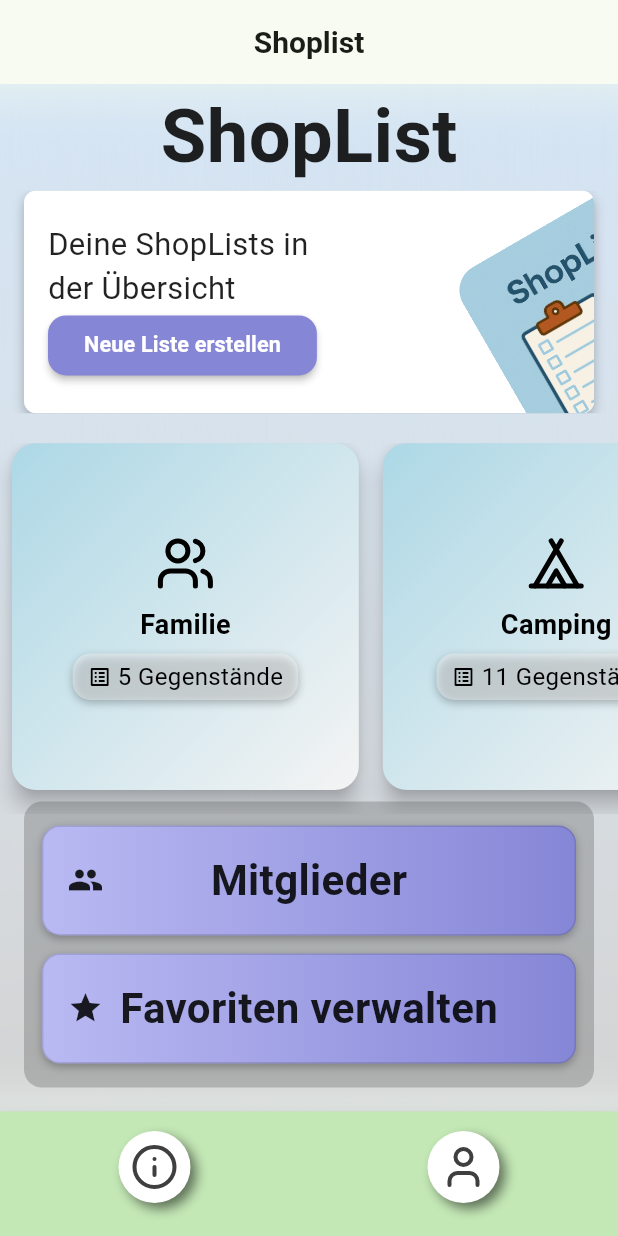
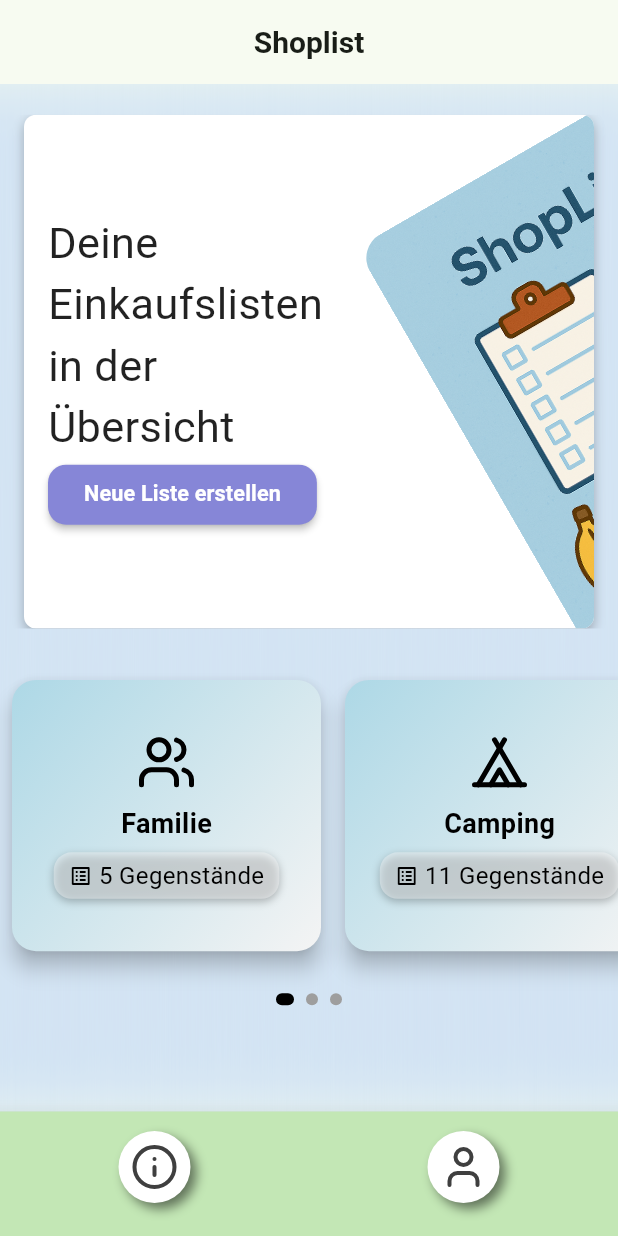
Before and after one commit to DanielTrompetter/shoplist, a Flutter app: the screen it shows after launch, on a phone screen of 412 x 824 dp. Run offline on Flutter 3.47's test engine with Material 3 defaults, Android fonts, the phone set to English and light mode, and no system bars; our stand-ins replace device_preview, google_fonts, hive_flutter, lucide_icons; accounts and stored records are empty; Roboto replaces fonts that are missing (Belanosima, Inria Sans).

Commit message:
fixed a lot of layout issues on small device

```diff
--- a/lib/Screens/homescreen.dart
+++ b/lib/Screens/homescreen.dart
@@ -47,8 +47,6 @@ class _HomeScreenState extends State<HomeScreen> {
 
   @override
   Widget build(BuildContext context) {
-    final screenWidth = MediaQuery.of(context).size.width;
-
     return Scaffold(
       backgroundColor: const Color(0xFFE6F4EA),
       appBar: AppBar(
@@ -61,63 +59,33 @@ class _HomeScreenState extends State<HomeScreen> {
             child: Image.asset('assets/Neutral.png', fit: BoxFit.cover),
           ),
           Positioned.fill(
-            child: Container(
-              decoration: const BoxDecoration(
-                gradient: LinearGradient(
-                  begin: Alignment.topCenter,
-                  end: Alignment.bottomCenter,
-                  colors: [
-                    Color(0x03D9D9D9), // 1% Alpha
-                    Color(0xFFC2C2C2), // 100% Alpha
-                  ],
-                ),
-              ),
-            ),
-          ),
-          Positioned.fill(
             child: BackdropFilter(
               filter: ImageFilter.blur(sigmaX: 0.0, sigmaY: 20.0),
               child: Container(color: Colors.white.withAlpha(70)),
             ),
           ),
-          SafeArea(
-            child: Column(
-              children: [
-                // const SizedBox(height: 12),
-                Text(
-                  'ShopList',
-                  style: GoogleFonts.inriaSans(
-                    fontSize: screenWidth * 0.12,
-                    fontWeight: FontWeight.bold,
-                    color: Colors.black87,
-                  ),
-                ),
-                // SizedBox(height: screenWidth*0.1),
+          LayoutBuilder(
+            builder: (context, constraints) {
+              final width = constraints.maxWidth;
+              final height = constraints.maxHeight;
 
-                Flexible(flex: 2, child: CenterRect(screenWidth: screenWidth)),
-                SizedBox(height: 20),
-
-                Flexible(
-                  flex: 3,
-                  child: Padding(
-                    padding: const EdgeInsets.only(bottom: 12),
-                    child: OverflowBox(
-                      maxHeight: screenWidth*0.6,
-                      alignment: Alignment.topCenter,
+              return SafeArea(
+                child: Column(
+                  children: [
+                    SizedBox(height: height*0.03),
+                    SizedBox(
+                      height: height * 0.5,
+                      child: CenterRect(screenWidth: width),
+                    ),
+                    SizedBox(height: height*0.05),
+                    SizedBox(
+                      height: height * 0.4,
                       child: ShopListCaroussel(shopLists: shopListButtons),
                     ),
-                  ),
+                  ],
                 ),
-                // die beiden großen Buttons unten!
-                Expanded(
-                  flex: 3,
-                  child: Padding(
-                    padding: const EdgeInsets.all(16),
-                    child: const Buttonbox(),
-                  ),
-                ),
-              ],
-            ),
+              );
+            },
           ),
         ],
       ),
--- a/lib/widgets/HomeScreen/buttonbox.dart
+++ b/lib/widgets/HomeScreen/buttonbox.dart
@@ -1,4 +1,6 @@
 import 'package:flutter/material.dart';
+import 'package:shoplist/Screens/newlistscreen.dart';
+import 'package:shoplist/widgets/NewListItem/newlistdialog.dart';
 import 'package:shoplist/widgets/bigbutton.dart';
 
 class Buttonbox extends StatelessWidget {
@@ -13,20 +15,31 @@ class Buttonbox extends StatelessWidget {
         borderRadius: BorderRadius.circular(12),
       ),
       child: Padding(
-        padding: const EdgeInsets.symmetric(horizontal: 12, vertical: 16),
+        padding: const EdgeInsets.symmetric(horizontal: 8, vertical: 8),
         child: Column(
           children: [
             Expanded(
               child: BigButton(
-                icon: Icons.group,
-                label: 'Mitglieder',
-              ),
-            ),
-            const SizedBox(height: 12),
-            Expanded(
-              child: BigButton(
-                icon: Icons.star,
-                label: 'Favoriten verwalten',
+                icon: Icons.list,
+                label: 'Neue Liste',
+                onPressed: () async {
+                  final result = await showDialog<(String, String)>(
+                  context: context,
+                  builder: (context) => const NewListDialog(),
+                  );
+                  if (result != null) {
+                    final (name, iconName) = result;
+                    Navigator.push(
+                      context,
+                      MaterialPageRoute(
+                        builder: (context) => NewListScreen(
+                          listName: name,
+                          iconName: iconName,
+                        ),
+                      ),
+                    );
+                  }
+                },
               ),
             ),
           ],
--- a/lib/widgets/HomeScreen/centerrectandlogo.dart
+++ b/lib/widgets/HomeScreen/centerrectandlogo.dart
@@ -44,9 +44,9 @@ class CenterRect extends StatelessWidget {
                   crossAxisAlignment: CrossAxisAlignment.start,
                   children: [
                     Text(
-                      'Deine ShopLists in\nder Übersicht',
+                      'Deine\nEinkaufslisten in der Übersicht',
                       style: GoogleFonts.belanosima(
-                      fontSize: screenWidth * 0.05,
+                      fontSize: screenWidth * 0.07,
                       color: Colors.black87,
                       ),
                     ),
@@ -105,7 +105,7 @@ class CenterRect extends StatelessWidget {
                         child: Transform.scale(
                           scale: 1.5,
                           child: Transform.translate(
-                            offset: const Offset(70, 30),
+                            offset: const Offset(80, 10),
                             child: Transform.rotate(
                               angle: -30 * (pi / 180),
                               child: ClipRRect(
--- a/lib/widgets/HomeScreen/shoplistcarousell.dart
+++ b/lib/widgets/HomeScreen/shoplistcarousell.dart
@@ -1,35 +1,86 @@
-// Das Karussell in dem man die Listen auswählen kann
 import 'package:flutter/material.dart';
 
-class ShopListCaroussel extends StatelessWidget {
+class ShopListCaroussel extends StatefulWidget {
   final List<ShopListButton> shopLists;
 
   const ShopListCaroussel({super.key, required this.shopLists});
 
   @override
+  State<ShopListCaroussel> createState() => _ShopListCarousselState();
+}
+
+class _ShopListCarousselState extends State<ShopListCaroussel> {
+  final ScrollController _scrollController = ScrollController();
+  final ValueNotifier<int> _currentIndex = ValueNotifier<int>(0);
+
+  @override
+  void initState() {
+    super.initState();
+    _scrollController.addListener(_updateIndicator);
+  }
+
+  void _updateIndicator() {
+    final screenWidth = MediaQuery.of(context).size.width;
+    final itemSize = screenWidth * 0.6 + 16;
+    final index = (_scrollController.offset / itemSize).round();
+    _currentIndex.value = index.clamp(0, widget.shopLists.length - 1);
+  }
+
+  @override
   Widget build(BuildContext context) {
     final screenWidth = MediaQuery.of(context).size.width;
+    final screenHeight = MediaQuery.of(context).size.height;
+    final buttonWidth = screenWidth * 0.5;
+    final buttonHeight = screenHeight * 0.20; // oder 0.3 je nach Geschmack
+    final carouselHeight = buttonHeight + 32; // Platz für Schatten + Padding
 
-    return SizedBox(
-      height: screenWidth,
+    return Column(
+      mainAxisSize: MainAxisSize.min,
+      children: [
+        SizedBox(
+          height: carouselHeight,
           child: ListView.separated(
+            controller: _scrollController,
             scrollDirection: Axis.horizontal,
             padding: const EdgeInsets.symmetric(horizontal: 8),
-        itemCount: shopLists.length,
-        separatorBuilder: (_, _) => const SizedBox(width: 16), // Abstand zwischen Buttons
+            clipBehavior: Clip.none,
+            itemCount: widget.shopLists.length,
+            separatorBuilder: (_, __) => const SizedBox(width: 16),
             itemBuilder: (context, index) {
               return Padding(
-            padding: const EdgeInsets.only(bottom: 16), // schiebt Button nach oben
-            child: AspectRatio(
-              aspectRatio: 1.0, // quadratisch
+                padding: const EdgeInsets.only(bottom: 16),
                 child: SizedBox(
-                width: screenWidth * 0.6,
-                child: shopLists[index],
-              ),
+                  width: buttonWidth,
+                  height: buttonHeight,
+                  child: widget.shopLists[index],
                 ),
               );
             },
           ),
+        ),
+        const SizedBox(height: 12),
+        ValueListenableBuilder<int>(
+          valueListenable: _currentIndex,
+          builder: (context, value, _) {
+            return Row(
+              mainAxisAlignment: MainAxisAlignment.center,
+              children: List.generate(widget.shopLists.length, (index) {
+                final isActive = index == value;
+                return AnimatedContainer(
+                  duration: const Duration(milliseconds: 300),
+                  margin: const EdgeInsets.symmetric(horizontal: 4),
+                  width: isActive ? 12 : 8,
+                  height: 8,
+                  decoration: BoxDecoration(
+                    color: isActive ? Colors.black : Colors.grey,
+                    borderRadius: BorderRadius.circular(4),
+                  ),
+                );
+              }),
+            );
+          },
+        ),
+      ],
     );
   }
 }
```
Also changed, not shown: 1 other file. Lines whose indentation alone changed are shown as unchanged.
